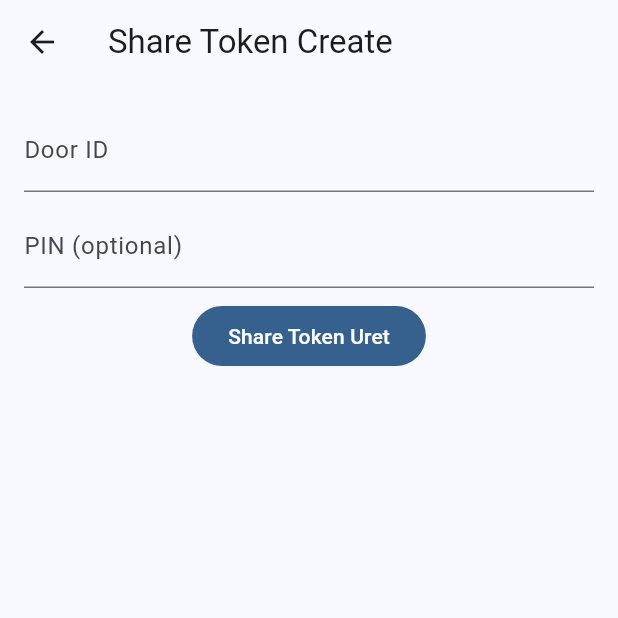
After one commit to Ciarponec/DOQR, a Flutter app: the HomeScreen screen opened by its route, after a tap on "Share token olustur", on a phone screen of 412 x 824 dp, the top half of it. The commit adds this screen. Run offline on Flutter 3.47's test engine with Material 3 defaults, Android fonts, the phone set to English and light mode, and no system bars; our stand-ins replace flutter_riverpod, supabase_flutter; accounts and stored records are empty; statements that could not run were skipped.

Commit message:
feat: close MVP gaps with QR token management, rate limits, and share/visitor hardening

```diff
--- a/flutter_app/lib/main.dart
+++ b/flutter_app/lib/main.dart
@@ -7,7 +7,9 @@ import 'screens/auth_screen.dart';
 import 'screens/chat_screen.dart';
 import 'screens/home_screen.dart';
 import 'screens/qr_ring_screen.dart';
+import 'screens/qr_token_manage_screen.dart';
 import 'screens/share_accept_screen.dart';
+import 'screens/share_create_screen.dart';
 import 'screens/visitor_chat_screen.dart';
 
 Future<void> main() async {
@@ -31,6 +33,8 @@ class DoqrApp extends StatelessWidget {
         '/home': (_) => const HomeScreen(),
         '/qr-ring': (_) => const QrRingScreen(),
         '/share-accept': (_) => const ShareAcceptScreen(),
+        '/share-create': (_) => const ShareCreateScreen(),
+        '/qr-token-manage': (_) => const QrTokenManageScreen(),
       },
       onGenerateRoute: (settings) {
         if (settings.name == '/chat') {
@@ -39,12 +43,7 @@ class DoqrApp extends StatelessWidget {
         }
         if (settings.name == '/visitor-chat') {
           final args = settings.arguments as Map<String, dynamic>;
-          return MaterialPageRoute(
-            builder: (_) => VisitorChatScreen(
-              ringId: args['ring_id'] as String,
-              visitorSessionToken: args['visitor_session_token'] as String,
-            ),
-          );
+          return MaterialPageRoute(builder: (_) => VisitorChatScreen(ringId: args['ring_id'] as String, visitorSessionToken: args['visitor_session_token'] as String));
         }
         return null;
       },
--- a/flutter_app/lib/screens/home_screen.dart
+++ b/flutter_app/lib/screens/home_screen.dart
@@ -21,50 +21,34 @@ class _HomeScreenState extends ConsumerState<HomeScreen> {
       appBar: AppBar(
         title: const Text('DOQR Owner Panel'),
         actions: [
-          IconButton(
-            onPressed: () async {
-              await Supabase.instance.client.auth.signOut();
-              if (mounted) Navigator.of(context).pushReplacementNamed('/');
-            },
-            icon: const Icon(Icons.logout),
-          ),
+          IconButton(onPressed: () async { await Supabase.instance.client.auth.signOut(); if (mounted) Navigator.of(context).pushReplacementNamed('/'); }, icon: const Icon(Icons.logout)),
         ],
       ),
       body: FutureBuilder(
         future: api.listRings(),
         builder: (context, snapshot) {
-          if (snapshot.connectionState != ConnectionState.done) {
-            return const Center(child: CircularProgressIndicator());
-          }
+          if (snapshot.connectionState != ConnectionState.done) return const Center(child: CircularProgressIndicator());
           final items = snapshot.data ?? [];
           return ListView(
             children: [
-              ListTile(
-                title: const Text('QR ile ring testi'),
-                onTap: () => Navigator.pushNamed(context, '/qr-ring'),
-              ),
-              ListTile(
-                title: const Text('Share token kabul et'),
-                onTap: () => Navigator.pushNamed(context, '/share-accept'),
-              ),
+              ListTile(title: const Text('QR ile ring testi'), onTap: () => Navigator.pushNamed(context, '/qr-ring')),
+              ListTile(title: const Text('QR token yonetimi'), onTap: () => Navigator.pushNamed(context, '/qr-token-manage')),
+              ListTile(title: const Text('Share token olustur'), onTap: () => Navigator.pushNamed(context, '/share-create')),
+              ListTile(title: const Text('Share token kabul et'), onTap: () => Navigator.pushNamed(context, '/share-accept')),
               const Divider(),
               ...items.map((r) => ListTile(
                     title: Text('Ring ${r.id.substring(0, 8)} - ${r.status}'),
                     subtitle: Text(r.createdAt.toLocal().toString()),
                     trailing: IconButton(
                       icon: const Icon(Icons.lock_open),
-                      onPressed: loading
-                          ? null
-                          : () async {
+                      onPressed: loading ? null : () async {
                         setState(() => loading = true);
                         try {
                           await api.requestUnlock(doorId: r.doorId, reason: 'manual');
                           if (mounted) ScaffoldMessenger.of(context).showSnackBar(const SnackBar(content: Text('Unlock request gonderildi')));
                         } catch (e) {
                           if (mounted) ScaffoldMessenger.of(context).showSnackBar(SnackBar(content: Text(e.toString())));
-                              } finally {
-                                if (mounted) setState(() => loading = false);
-                              }
+                        } finally { if (mounted) setState(() => loading = false); }
                       },
                     ),
                     onTap: () => Navigator.pushNamed(context, '/chat', arguments: r.id),
--- /dev/null
+++ b/flutter_app/lib/screens/qr_token_manage_screen.dart
@@ -0,0 +1,55 @@
+import 'package:flutter/material.dart';
+import 'package:flutter_riverpod/flutter_riverpod.dart';
+
+import '../services/providers.dart';
+
+class QrTokenManageScreen extends ConsumerStatefulWidget {
+  const QrTokenManageScreen({super.key});
+
+  @override
+  ConsumerState<QrTokenManageScreen> createState() => _QrTokenManageScreenState();
+}
+
+class _QrTokenManageScreenState extends ConsumerState<QrTokenManageScreen> {
+  final doorId = TextEditingController();
+  final tokenId = TextEditingController();
+  String? generatedToken;
+
+  @override
+  Widget build(BuildContext context) {
+    final api = ref.read(doqrApiProvider);
+    return Scaffold(
+      appBar: AppBar(title: const Text('QR Token Manage')),
+      body: Padding(
+        padding: const EdgeInsets.all(16),
+        child: Column(
+          children: [
+            TextField(controller: doorId, decoration: const InputDecoration(labelText: 'Door ID')),
+            const SizedBox(height: 8),
+            FilledButton(
+              onPressed: () async {
+                final res = await api.createQrToken(doorId: doorId.text.trim());
+                setState(() {
+                  generatedToken = res['qr_token'] as String;
+                  tokenId.text = res['token_id'] as String;
+                });
+              },
+              child: const Text('QR Token Uret'),
+            ),
+            if (generatedToken != null) SelectableText('Token: $generatedToken'),
+            const Divider(height: 32),
+            TextField(controller: tokenId, decoration: const InputDecoration(labelText: 'Token ID (revoke)')),
+            const SizedBox(height: 8),
+            OutlinedButton(
+              onPressed: () async {
+                await api.revokeQrToken(tokenId: tokenId.text.trim());
+                if (mounted) ScaffoldMessenger.of(context).showSnackBar(const SnackBar(content: Text('Token revoked')));
+              },
+              child: const Text('Token Iptal Et'),
+            ),
+          ],
+        ),
+      ),
+    );
+  }
+}
--- /dev/null
+++ b/flutter_app/lib/screens/share_create_screen.dart
@@ -0,0 +1,44 @@
+import 'package:flutter/material.dart';
+import 'package:flutter_riverpod/flutter_riverpod.dart';
+
+import '../services/providers.dart';
+
+class ShareCreateScreen extends ConsumerStatefulWidget {
+  const ShareCreateScreen({super.key});
+
+  @override
+  ConsumerState<ShareCreateScreen> createState() => _ShareCreateScreenState();
+}
+
+class _ShareCreateScreenState extends ConsumerState<ShareCreateScreen> {
+  final doorId = TextEditingController();
+  final pin = TextEditingController();
+  String? token;
+
+  @override
+  Widget build(BuildContext context) {
+    final api = ref.read(doqrApiProvider);
+    return Scaffold(
+      appBar: AppBar(title: const Text('Share Token Create')),
+      body: Padding(
+        padding: const EdgeInsets.all(16),
+        child: Column(
+          children: [
+            TextField(controller: doorId, decoration: const InputDecoration(labelText: 'Door ID')),
+            const SizedBox(height: 8),
+            TextField(controller: pin, decoration: const InputDecoration(labelText: 'PIN (optional)')),
+            const SizedBox(height: 8),
+            FilledButton(
+              onPressed: () async {
+                final res = await api.createShareToken(doorId: doorId.text.trim(), pin: pin.text.trim().isEmpty ? null : pin.text.trim());
+                setState(() => token = res['share_token'] as String);
+              },
+              child: const Text('Share Token Uret'),
+            ),
+            if (token != null) SelectableText('Share Token: $token'),
+          ],
+        ),
+      ),
+    );
+  }
+}
```
Also changed, not shown: flutter_app/lib/services/doqr_api.dart (+33 -33 lines), 6 other files. Lines whose indentation alone changed are shown as unchanged.
